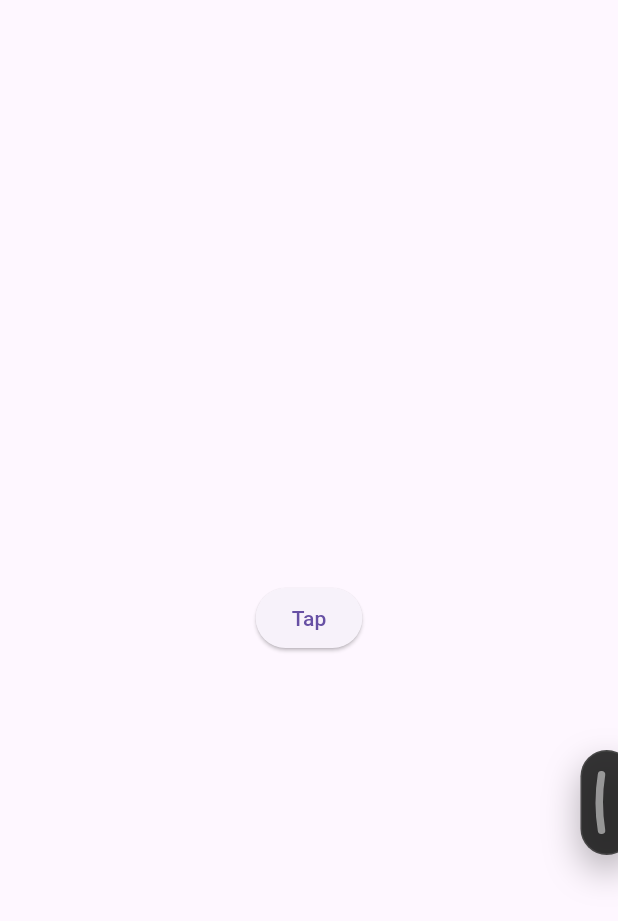
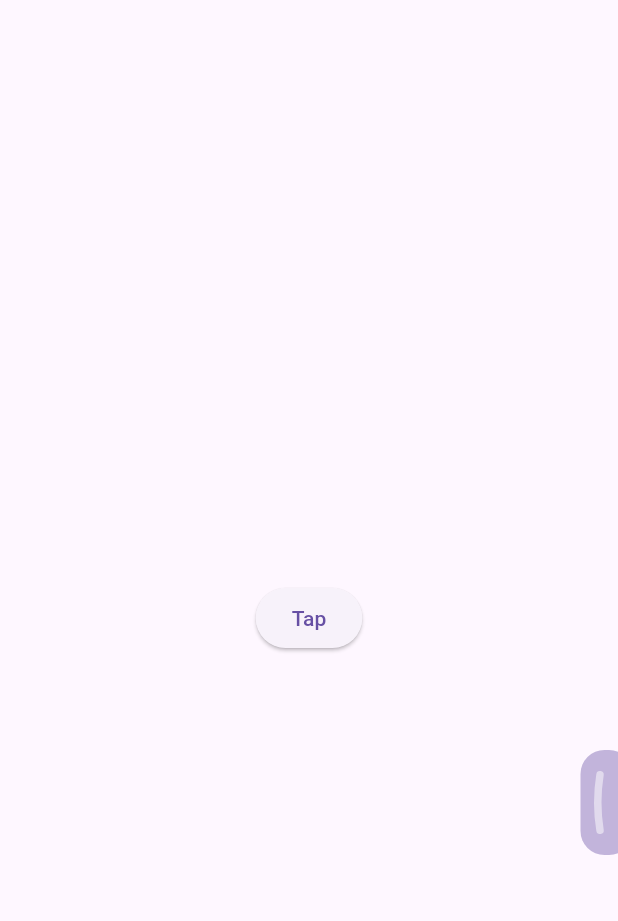
Before and after one commit to yelmuratoff/draggable_panel, a Flutter app: the screen it shows after launch, on a phone screen of 412 x 824 dp. Shown: the top 921 px of the screen. Run offline on Flutter 3.47's test engine with Material 3 defaults, Android fonts, the phone set to English and light mode, and no system bars.

Commit message:
feat: Improve theme integration by using `onPrimary` color scheme for panel items and making the panel border optional.

```diff
--- a/example/lib/main.dart
+++ b/example/lib/main.dart
@@ -62,25 +62,25 @@ class _AppState extends State<App> {
           visible: isEnabled,
           replacement: child!,
           child: DraggablePanel(
-            theme: DraggablePanelTheme(
-              panelBackgroundColor:
-                  const Color(0xFF1E1E1E).withValues(alpha: 0.9),
-              panelBorderRadius: BorderRadius.circular(24),
-              panelBorder: Border.all(
-                color: Colors.white.withValues(alpha: 0.1),
-              ),
-              panelItemColor: Colors.white,
-              draggableButtonColor:
-                  const Color(0xFF1E1E1E).withValues(alpha: 0.9),
-              foregroundColor: Colors.black,
-              panelBoxShadow: [
-                BoxShadow(
-                  color: Colors.black.withValues(alpha: 0.3),
-                  blurRadius: 20,
-                  offset: const Offset(0, 10),
-                ),
-              ],
-            ),
+            // theme: DraggablePanelTheme(
+            //   panelBackgroundColor:
+            //       const Color(0xFF1E1E1E).withValues(alpha: 0.9),
+            //   panelBorderRadius: BorderRadius.circular(24),
+            //   panelBorder: Border.all(
+            //     color: Colors.white.withValues(alpha: 0.1),
+            //   ),
+            //   panelItemColor: Colors.white,
+            //   draggableButtonColor:
+            //       const Color(0xFF1E1E1E).withValues(alpha: 0.9),
+            //   foregroundColor: Colors.black,
+            //   panelBoxShadow: [
+            //     BoxShadow(
+            //       color: Colors.black.withValues(alpha: 0.3),
+            //       blurRadius: 20,
+            //       offset: const Offset(0, 10),
+            //     ),
+            //   ],
+            // ),
             items: [
               DraggablePanelItem(
                 enableBadge: false,
--- a/lib/src/draggable_panel.dart
+++ b/lib/src/draggable_panel.dart
@@ -247,7 +247,7 @@ class _DraggablePanelState extends State<DraggablePanel>
             color: widget.theme.draggableButtonColor ??
                 _defaultBackgroundColor(context),
             borderRadius: widget.theme.panelBorderRadius,
-            border: widget.theme.panelBorder ?? _defaultBorder,
+            border: widget.theme.panelBorder,
             boxShadow: widget.theme.panelBoxShadow,
           ),
           curve: Curves.fastLinearToSlowEaseIn,
@@ -303,7 +303,7 @@ class _DraggablePanelState extends State<DraggablePanel>
                   decoration: BoxDecoration(
                     color: panelColor,
                     borderRadius: widget.theme.panelBorderRadius,
-                    border: widget.theme.panelBorder ?? _defaultBorder,
+                    border: widget.theme.panelBorder,
                     boxShadow: widget.theme.panelBoxShadow,
                   ),
                   curve: Curves.linearToEaseOut,
@@ -373,12 +373,6 @@ class _DraggablePanelState extends State<DraggablePanel>
 
   Color _defaultPanelColor(BuildContext context) =>
       Theme.of(context).colorScheme.primary;
-
-  Border get _defaultBorder => const Border.fromBorderSide(
-        BorderSide(
-          color: Color(0xFF333333),
-        ),
-      );
 
   // <-- Functions -->
 
--- a/lib/src/widgets/panel_button_widget.dart
+++ b/lib/src/widgets/panel_button_widget.dart
@@ -46,7 +46,8 @@ final class PanelButtonWidget extends StatelessWidget {
             children: [
               Icon(
                 icon,
-                color: foregroundColor ?? Colors.white,
+                color:
+                    foregroundColor ?? Theme.of(context).colorScheme.onPrimary,
                 size: 18,
               ),
               const SizedBox(width: 12),
@@ -56,7 +57,8 @@ final class PanelButtonWidget extends StatelessWidget {
                   maxLines: 1,
                   overflow: TextOverflow.ellipsis,
                   style: TextStyle(
-                    color: foregroundColor ?? Colors.white,
+                    color: foregroundColor ??
+                        Theme.of(context).colorScheme.onPrimary,
                   ),
                 ),
               ),
--- a/lib/src/widgets/panel_contents_widget.dart
+++ b/lib/src/widgets/panel_contents_widget.dart
@@ -114,7 +114,8 @@ final class PanelItemBadge extends StatelessWidget {
                   padding: const EdgeInsets.all(8),
                   child: Icon(
                     item.icon,
-                    color: theme.foregroundColor,
+                    color: theme.foregroundColor ??
+                        Theme.of(context).colorScheme.onPrimary,
                   ),
                 ),
               ),
--- a/pubspec.yaml
+++ b/pubspec.yaml
@@ -1,6 +1,6 @@
 name: draggable_panel
 description: A versatile floating panel widget that can be dragged around the screen and docked to edges. Perfect for displaying tools, actions, or additional content on demand.
-version: 1.4.1
+version: 1.4.2
 homepage: https://github.com/yelmuratoff/draggable_panel.git
 issue_tracker: https://github.com/yelmuratoff/draggable_panel/issues
 
```
Also changed, not shown: 2 other files.
